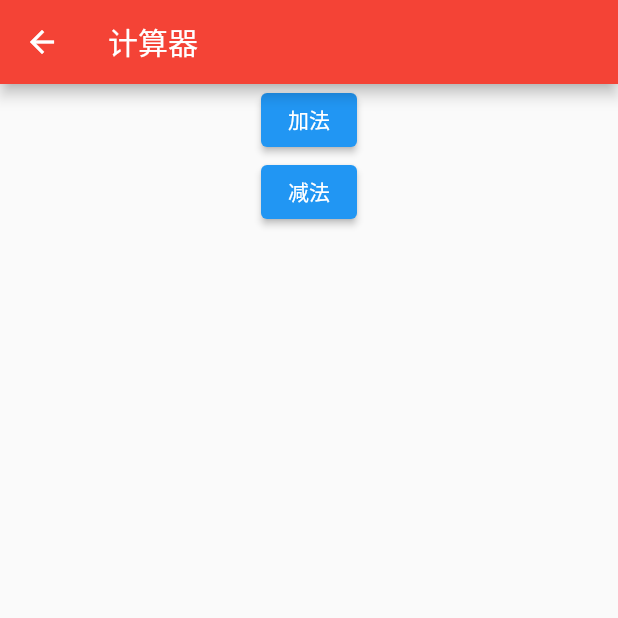
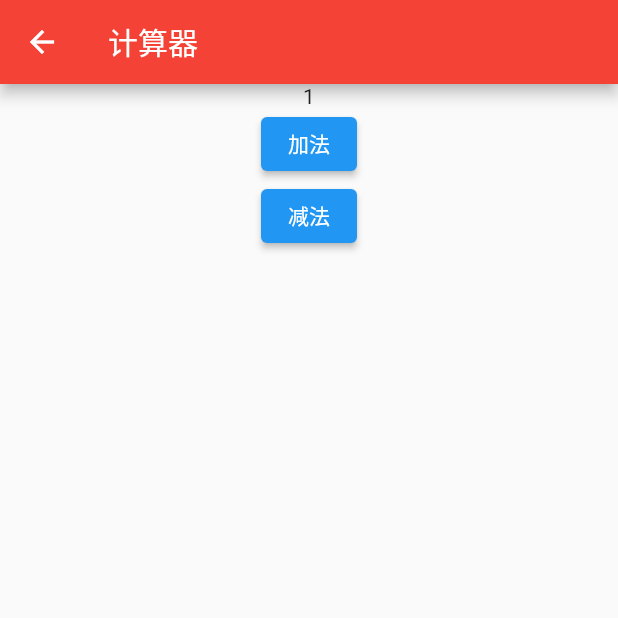
Before and after one commit to suzhiqiu/FlutterDemo, a Flutter app: the CounterView screen opened directly, after a tap on "加法", on a phone screen of 412 x 824 dp, the top half of it. Run offline on Flutter 3.47's test engine with Material 2 defaults, Android fonts, the phone set to English and light mode, and no system bars; our stand-ins replace bloc, equatable, flutter_bloc, flutter_swiper, fluttertoast.

Commit message:
完成bloc demo

```diff
--- a/lib/pages/counter/counter_view.dart
+++ b/lib/pages/counter/counter_view.dart
@@ -1,4 +1,6 @@
 import 'package:flutter/material.dart';
+import 'package:flutter_app/pages/counter/bloc/counter_bloc.dart';
+import 'package:flutter_bloc/flutter_bloc.dart';
 
 class CounterView extends StatefulWidget {
   CounterView({Key key}) : super(key: key);
@@ -15,12 +17,23 @@ class _CounterViewState extends State<CounterView> {
       body: Center(
         child: Column(
           children: [
+            //2.
+            BlocBuilder<CounterBloc, CounterState>(
+              builder: (context, state) {
+                return Text('${state.value}');
+              },
+            ),
             ElevatedButton(
-              onPressed: () {},
+              onPressed: () {
+                //3.
+                BlocProvider.of<CounterBloc>(context).add(CounterAddEvent());
+              },
               child: Text('加法'),
             ),
             ElevatedButton(
-              onPressed: () {},
+              onPressed: () {
+                BlocProvider.of<CounterBloc>(context).add(CounterSubEvent());
+              },
               child: Text('减法'),
             )
           ],
```
